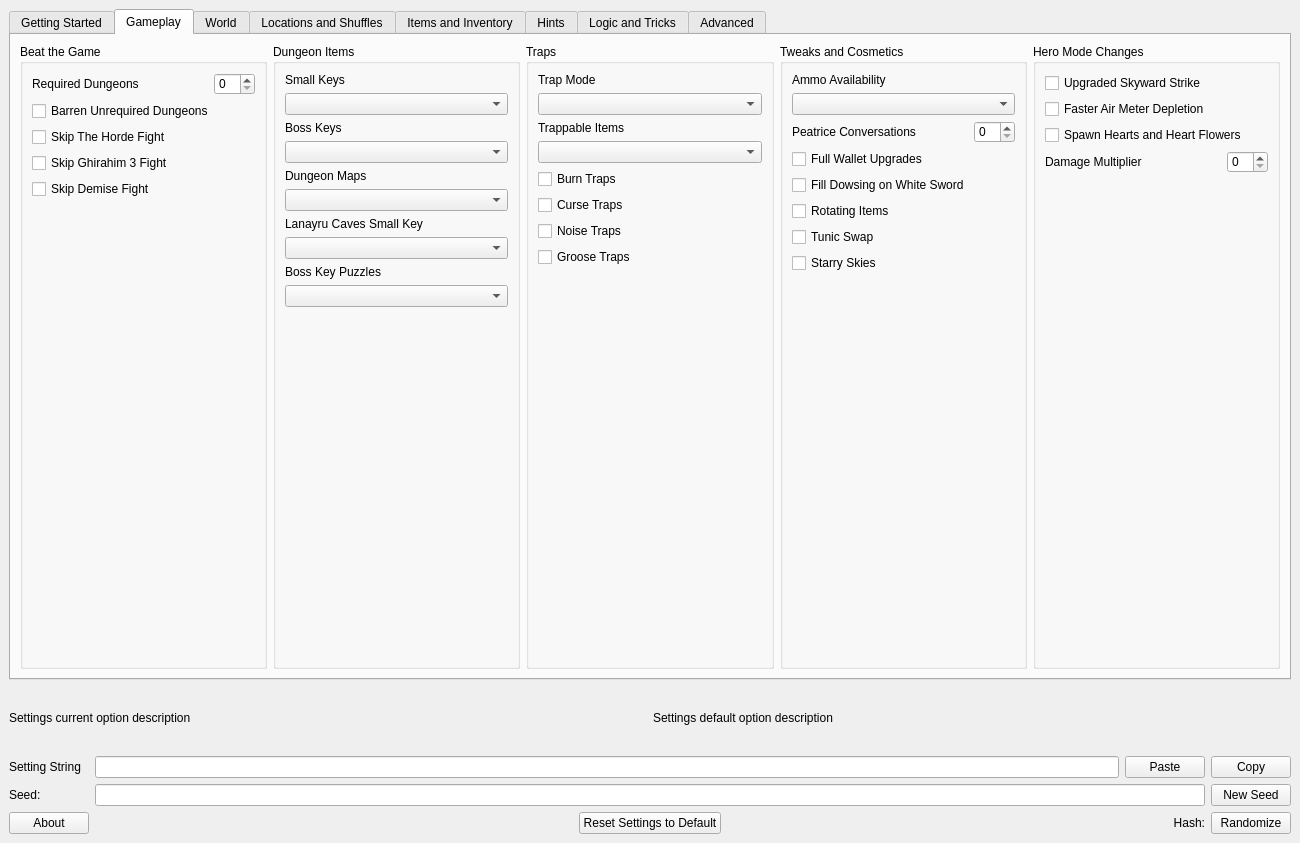
Qt form gui/ui/main.ui (mint-choc-chip-skyblade/sshd-rando) before a commit.
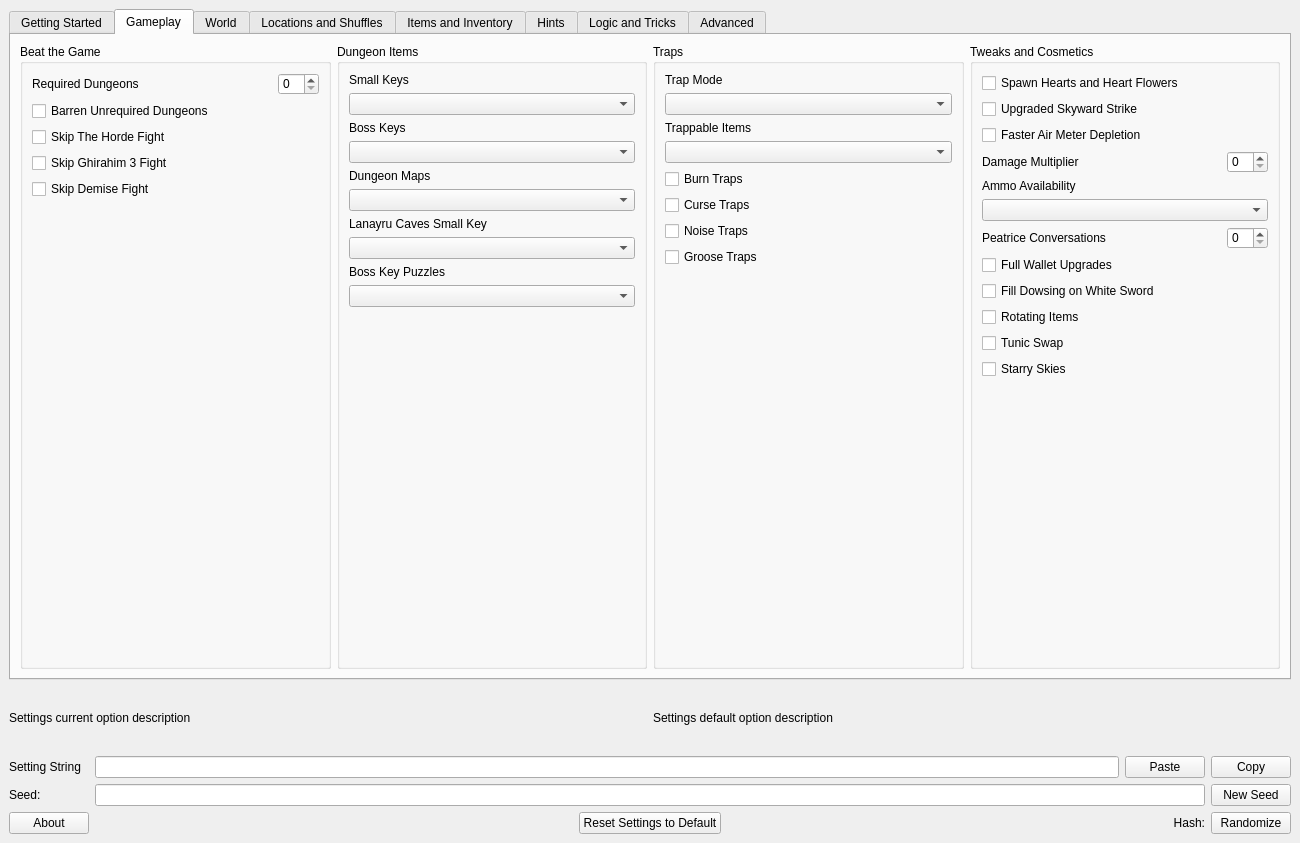
The same form after that commit. Custom widgets are drawn as their Qt base class.

What changed in the file:
```diff
--- a/gui/ui/main.ui
+++ b/gui/ui/main.ui
@@ -770,6 +770,48 @@
            <string>Tweaks and Cosmetics</string>
           </property>
           <layout class="QVBoxLayout" name="verticalLayout">
+           <item>
+            <widget class="RandoTriStateCheckBox" name="setting_spawn_hearts">
+             <property name="text">
+              <string>Spawn Hearts and Heart Flowers</string>
+             </property>
+            </widget>
+           </item>
+           <item>
+            <widget class="RandoTriStateCheckBox" name="setting_upgraded_skyward_strike">
+             <property name="text">
+              <string>Upgraded Skyward Strike</string>
+             </property>
+            </widget>
+           </item>
+           <item>
+            <widget class="RandoTriStateCheckBox" name="setting_faster_air_meter_depletion">
+             <property name="text">
+              <string>Faster Air Meter Depletion</string>
+             </property>
+            </widget>
+           </item>
+           <item>
+            <layout class="QHBoxLayout" name="damage_multiplier_layout">
+             <item>
+              <widget class="QLabel" name="damage_multiplier_label">
+               <property name="text">
+                <string>Damage Multiplier</string>
+               </property>
+              </widget>
+             </item>
+             <item>
+              <widget class="QSpinBox" name="setting_damage_multiplier">
+               <property name="sizePolicy">
+                <sizepolicy hsizetype="Maximum" vsizetype="Fixed">
+                 <horstretch>0</horstretch>
+                 <verstretch>0</verstretch>
+                </sizepolicy>
+               </property>
+              </widget>
+             </item>
+            </layout>
+           </item>
            <item>
             <widget class="QLabel" name="ammo_availability_label">
              <property name="text">
@@ -931,70 +973,6 @@
           </layout>
          </widget>
         </item>
-        <item row="0" column="4">
-         <widget class="QGroupBox" name="hero_mode_changes_group_box">
-          <property name="title">
-           <string>Hero Mode Changes</string>
-          </property>
-          <layout class="QVBoxLayout" name="verticalLayout_32">
-           <item>
-            <widget class="RandoTriStateCheckBox" name="setting_upgraded_skyward_strike">
-             <property name="text">
-              <string>Upgraded Skyward Strike</string>
-             </property>
-            </widget>
-           </item>
-           <item>
-            <widget class="RandoTriStateCheckBox" name="setting_faster_air_meter_depletion">
-             <property name="text">
-              <string>Faster Air Meter Depletion</string>
-             </property>
-            </widget>
-           </item>
-           <item>
-            <widget class="RandoTriStateCheckBox" name="setting_spawn_hearts">
-             <property name="text">
-              <string>Spawn Hearts and Heart Flowers</string>
-             </property>
-            </widget>
-           </item>
-           <item>
-            <layout class="QHBoxLayout" name="damage_multiplier_layout">
-             <item>
-              <widget class="QLabel" name="damage_multiplier_label">
-               <property name="text">
-                <string>Damage Multiplier</string>
-               </property>
-              </widget>
-             </item>
-             <item>
-              <widget class="QSpinBox" name="setting_damage_multiplier">
-               <property name="sizePolicy">
-                <sizepolicy hsizetype="Maximum" vsizetype="Fixed">
-                 <horstretch>0</horstretch>
-                 <verstretch>0</verstretch>
-                </sizepolicy>
-               </property>
-              </widget>
-             </item>
-            </layout>
-           </item>
-           <item>
-            <spacer name="verticalSpacer">
-             <property name="orientation">
-              <enum>Qt::Vertical</enum>
-             </property>
-             <property name="sizeHint" stdset="0">
-              <size>
-               <width>20</width>
-               <height>40</height>
-              </size>
-             </property>
-            </spacer>
-           </item>
-          </layout>
-         </widget>
-        </item>
        </layout>
       </widget>
       <widget class="QWidget" name="world_tab">
```
Left out of the diff: 148 changed lines with no effect on the pictures.
